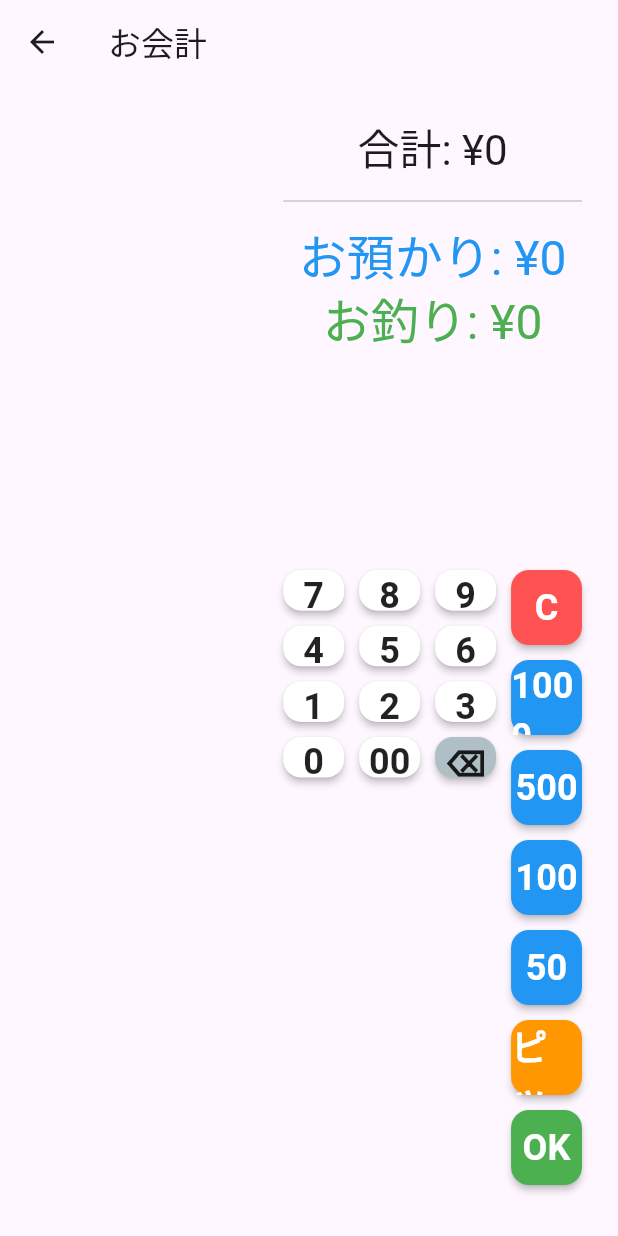
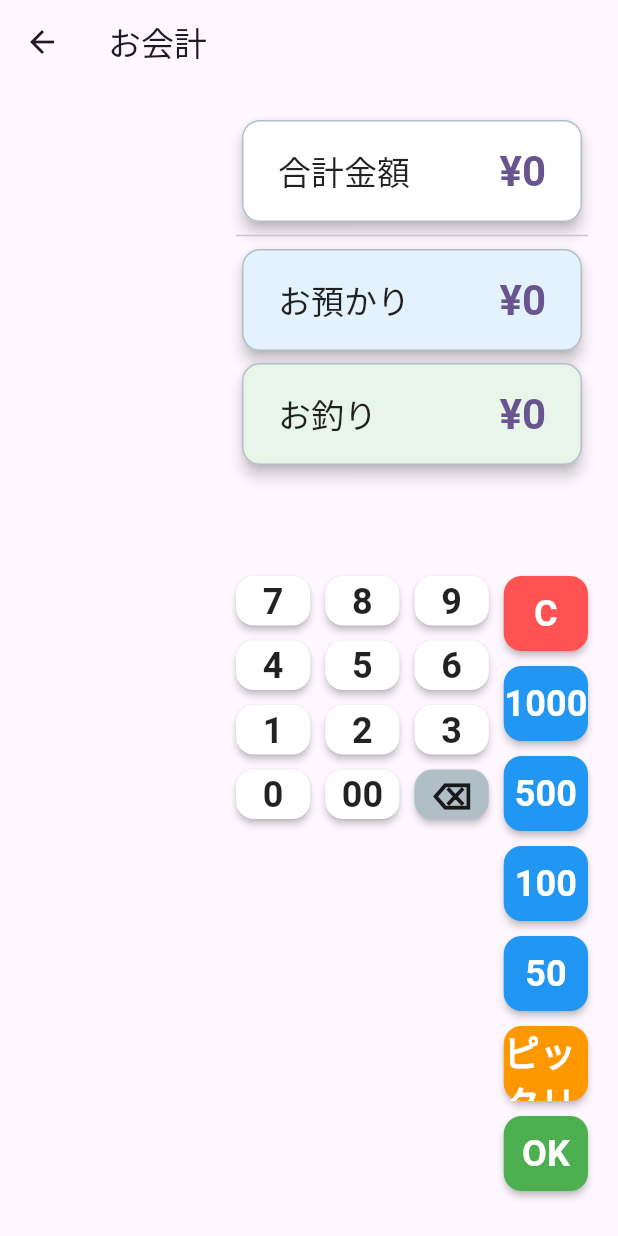
Before and after one commit to ht325ver0/k3register, a Flutter app: the AccountingPage screen opened directly, on a phone screen of 412 x 824 dp. Run offline on Flutter 3.47's test engine with Material 3 defaults, Android fonts, the phone set to English and light mode, and no system bars; our stand-ins replace flutter_dotenv, flutter_riverpod, freezed_annotation, riverpod_annotation, supabase_flutter; accounts and stored records are empty; generated files the repository leaves out were written again.

Commit message:
会計ページのレイアウト調整

```diff
--- /dev/null
+++ b/lib/component/amount_card.dart
@@ -0,0 +1,61 @@
+
+
+import 'package:flutter/material.dart';
+
+class AmountCard extends StatefulWidget{
+  final int amount;
+  final String title;
+  final Color? color;
+
+
+
+  const AmountCard({
+    super.key,
+    required this.amount,
+    required this.title,
+    this.color,
+  });
+
+  @override
+  State<AmountCard> createState() => _AmountCardState();
+}
+
+class _AmountCardState extends State<AmountCard> {
+
+  int _amount() => widget.amount;
+
+
+  @override
+  Widget build(BuildContext context) {
+    return Card(
+      elevation: 4.0, // 少し影を強調
+      shape: RoundedRectangleBorder(
+        borderRadius: BorderRadius.circular(12.0), // 角を丸く
+        side: BorderSide(color: Colors.blueGrey.shade200, width: 1.0), // 枠線を追加
+      ),
+      color: widget.color ?? Colors.white, // nullなら白をデフォルトとして使用
+      child: Padding(
+        padding: const EdgeInsets.symmetric(vertical: 16.0, horizontal: 24.0), // 内部パディング
+        child: Row(
+          mainAxisAlignment: MainAxisAlignment.spaceBetween, // 左右に配置
+          children: [
+            Text(
+              widget.title,
+              style: Theme.of(context).textTheme.titleLarge?.copyWith(
+                fontWeight: FontWeight.normal, // ラベルは通常ウェイト
+                color: Colors.black87,
+              ),
+            ),
+            Text(
+              '¥${widget.amount}',
+              style: Theme.of(context).textTheme.headlineMedium?.copyWith( // より大きく
+                fontWeight: FontWeight.bold, // 太字
+                color: widget.amount < 0 ? Colors.red : Theme.of(context).primaryColor,
+              ),
+            ),
+          ],
+        ),
+      ),
+    );
+  }
+}
--- a/lib/component/total_counter.dart
+++ b/lib/component/total_counter.dart
@@ -40,8 +40,8 @@ class TotalCounter extends StatelessWidget {
             Row(
               mainAxisAlignment: MainAxisAlignment.spaceBetween,
               children: [
-                Text("商品点数", style: labelStyle),
-                Text("$totalQuantity 点", style: valueStyle),
+                Text("合計本数", style: labelStyle),
+                Text("$totalQuantity 本", style: valueStyle),
               ],
             ),
             const SizedBox(height: 8),
--- a/lib/view/accounting_page.dart
+++ b/lib/view/accounting_page.dart
@@ -1,5 +1,6 @@
 import 'package:flutter/material.dart';
 import 'package:flutter_riverpod/flutter_riverpod.dart';
+import 'package:k3register/component/amount_card.dart';
 import 'package:k3register/component/cart_list.dart';
 import 'package:k3register/provider/cart_provider.dart';
 import 'package:k3register/component/keypad.dart';
@@ -132,16 +133,17 @@ class _AccountingPageState extends ConsumerState<AccountingPage> {
           ),
           // 右側: キーパッドと金額表示
           Expanded(
-            flex: 3,
+            flex: 4,
             child: Padding(
-              padding: const EdgeInsets.all(24.0),
+              padding: const EdgeInsets.all(20.0),
               child: Column(
                 children: [ // 金額表示のフォントサイズを大きく
-                  Text('合計: ¥$totalAmount', style: Theme.of(context).textTheme.headlineMedium),
-                  const Divider(height: 32),
-                  Text('お預かり: ¥$receivedAmount', style: Theme.of(context).textTheme.headlineLarge?.copyWith(color: Colors.blue)),
-                  Text('お釣り: ¥${change > 0 ? change : 0}', style: Theme.of(context).textTheme.headlineLarge?.copyWith(color: Colors.green)),
-                  const Spacer(),
+                  AmountCard(amount: totalAmount, title: '合計金額', color: Colors.white),
+                  const Divider(height: 10),
+                  // お預かり金額カード
+                  AmountCard(amount: receivedAmount, title: 'お預かり', color: Colors.blue[50] ?? Colors.blue.shade50),
+                  AmountCard(amount: change, title: 'お釣り', color: Colors.green[50] ?? Colors.green.shade50),
+                  const Spacer(flex: 3),
                   Keypad(onKeyPressed: (value) => onKeyPressed(value, totalAmount)),
                 ],
               ),
--- a/lib/view/cash_register_page.dart
+++ b/lib/view/cash_register_page.dart
@@ -42,16 +42,16 @@ class CashRegisterPage extends ConsumerWidget {
                   discountMoney: mockDiscountMoney,
                   discountRatio: mockDiscountRatio,
                   onCheckout: () {
-                    if(cartProducts.length == 0){
+                    if(cartProducts.isEmpty){
                       showDialog(
                         context: context,
                         builder: (context) {
                           return AlertDialog(
-                            title: Text("警告"),
-                            content: Text("商品がカートに入っていません"),
+                            title: const Text("警告"),
+                            content: const Text("商品がカートに入っていません"),
                             actions: [
                               TextButton(
-                                child: Text("OK"),
+                                child: const Text("OK"),
                                 onPressed: () => Navigator.pop(context),
                               ),
                             ],
```
